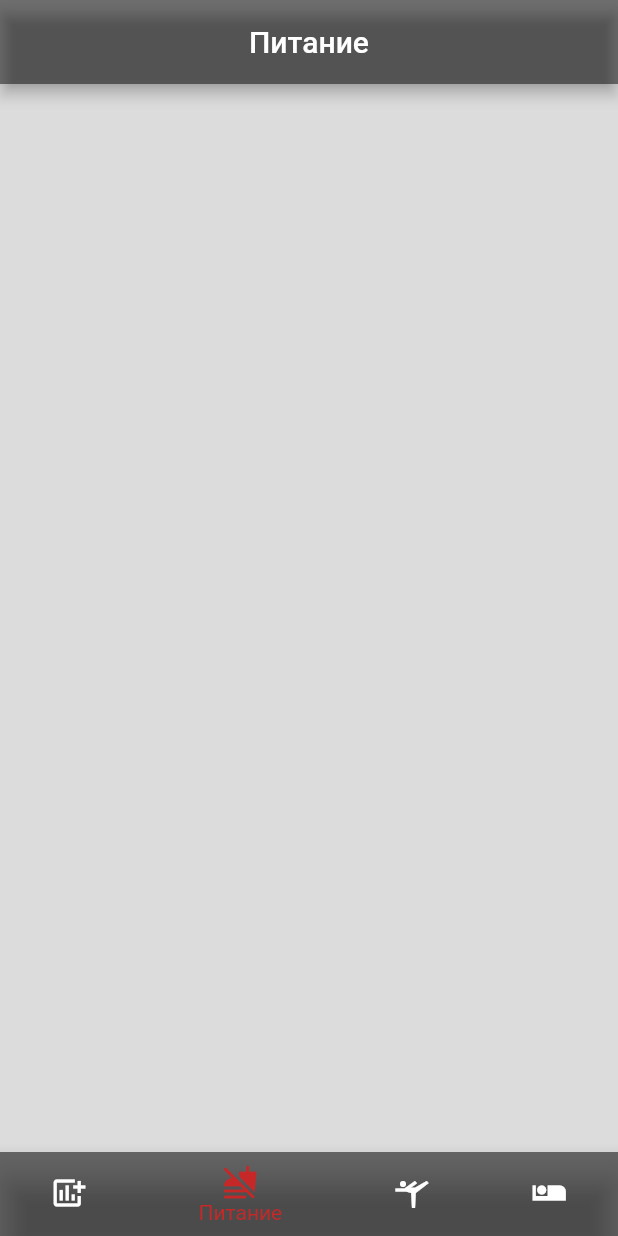
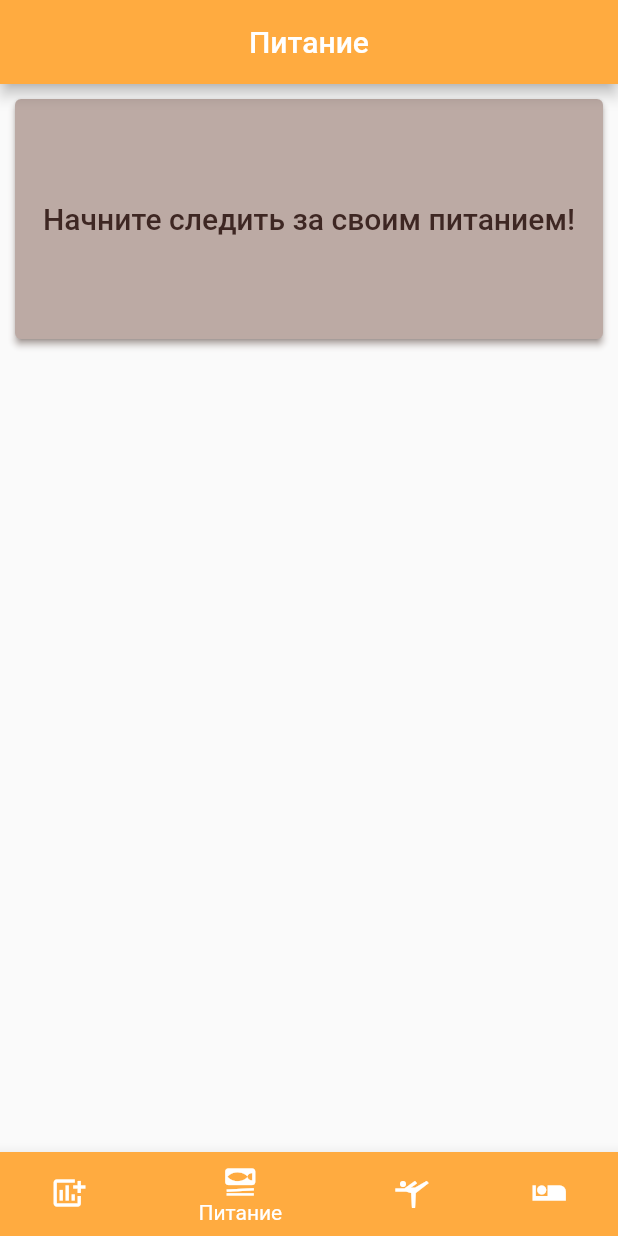
Before and after one commit to Yura0blitsov/FithnesSS, a Flutter app: the screen it shows after launch, item 2 of the bottom bar chosen, on a phone screen of 412 x 824 dp. Run offline on Flutter 3.47's test engine with Material 2 defaults, Android fonts, the phone set to English and light mode, and no system bars.

Commit message:
Изменил

```diff
--- a/lib/pages/MainScreen.dart
+++ b/lib/pages/MainScreen.dart
@@ -39,9 +39,9 @@ class _MainScreenState extends State<MainScreen> {
             backgroundColor: Colors.black54,
           ),
           BottomNavigationBarItem(
-            icon: Icon(Icons.no_food_rounded),
+            icon: Icon(Icons.set_meal),
             label: 'Питание',
-            backgroundColor: Colors.black54,
+            backgroundColor: Colors.orangeAccent, //Изменил цвет вкладки
           ),
           BottomNavigationBarItem(
             icon: Icon(Icons.sports_gymnastics),
@@ -55,7 +55,7 @@ class _MainScreenState extends State<MainScreen> {
           ),
         ],
         currentIndex: _selectedIndex,
-        selectedItemColor: Colors.red[800],
+        selectedItemColor: Colors.white, //Изменил цвет иконок(нужен или общий цвет, или у каждого пункта приложения свой)
         onTap: _onItemTapped,
       ),
     );
--- a/lib/pages/Nutrition.dart
+++ b/lib/pages/Nutrition.dart
@@ -9,17 +9,93 @@ class Nutrition extends StatefulWidget {
 
 class _NutritionState extends State<Nutrition> {
   String appbar = 'Питание';
+
+  void startCalc()
+  {
+    Navigator.push(context, PageRouteBuilder(
+      opaque: false,
+      pageBuilder: (BuildContext context, _, __)=>const ConfigNutrition(), //?
+    ),
+    );
+    //Navigator.push(context, MaterialPageRoute(builder: (context) => StartScreen()));
+  }
+
   @override
   Widget build(BuildContext context) {
     return Scaffold(
         appBar: AppBar(
           title: Text(appbar),
-          backgroundColor: Colors.black54,
+          backgroundColor: Colors.orangeAccent,
           centerTitle: true,
         ),
-        body: Scaffold(
-          backgroundColor: Colors.black12,
+
+        body: Column(
+          children: [
+            Container(
+              margin: const EdgeInsets.all(10),
+              child: SizedBox(
+                width: 420.0,
+                height: 160.0,
+                child: ElevatedButton(
+                  style: ButtonStyle(
+                    backgroundColor: MaterialStateProperty.all(Colors.brown[200]),
+                    shadowColor: MaterialStateProperty.all(Colors.brown),
+                  ),
+                  onPressed: startCalc,
+                  child: Text('Начните следить за своим питанием!',
+                      style: TextStyle(
+                        color: Colors.brown[900],
+                        fontSize: 20.0,
+                      )
+                  ),
+                ),
+              ),
+            )
+
+          ],
         )
     );
   }
 }
+
+class ConfigNutrition extends StatelessWidget { //создать отдельный файл в папке
+  const ConfigNutrition({Key? key}) : super(key: key);
+
+  @override
+  Widget build(BuildContext context) {
+    return AlertDialog(
+      title: const Text('Ваша цель тренировки:'),
+      actions: [
+        ElevatedButton( //шаблон?
+          style: ButtonStyle(
+            backgroundColor: MaterialStateProperty.all(Colors.deepOrangeAccent),
+            shadowColor: MaterialStateProperty.all(Colors.brown),
+          ),
+          onPressed: () {Navigator.pop(context);},
+          child: const Text('Набор массы'),
+        ),
+
+        ElevatedButton(
+          style: ButtonStyle(
+            backgroundColor: MaterialStateProperty.all(Colors.orange),
+            shadowColor: MaterialStateProperty.all(Colors.brown),
+          ),
+          onPressed: () {Navigator.pop(context);},
+          child: const Text('Поддержание фигуры'),
+        ),
+
+        ElevatedButton(
+          style: ButtonStyle(
+            backgroundColor: MaterialStateProperty.all(Colors.amber),
+            shadowColor: MaterialStateProperty.all(Colors.brown),
+          ),
+          onPressed: () {Navigator.pop(context);},
+          child: const Text('Похудение'),
+        ),
+      ],
+    );
+
+
+
+  }
+}
```
